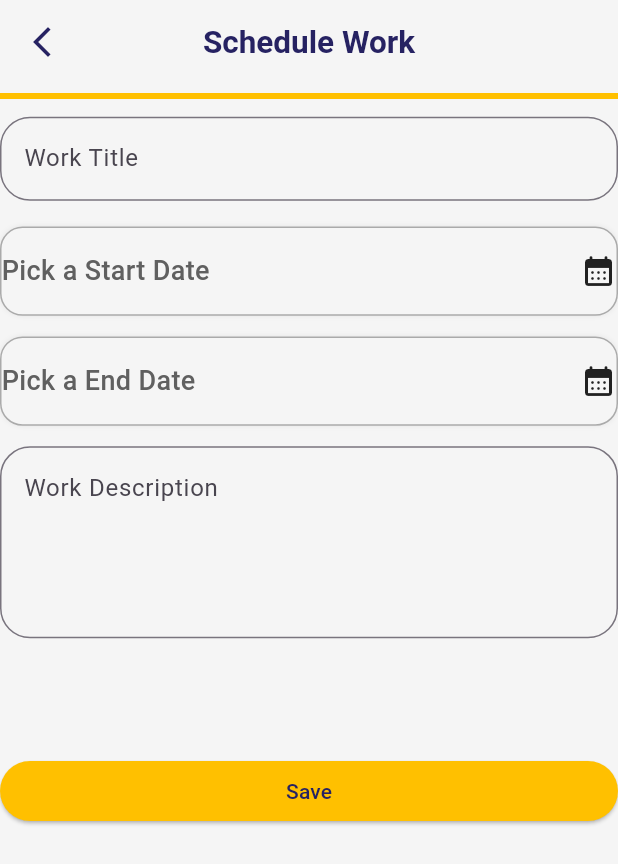
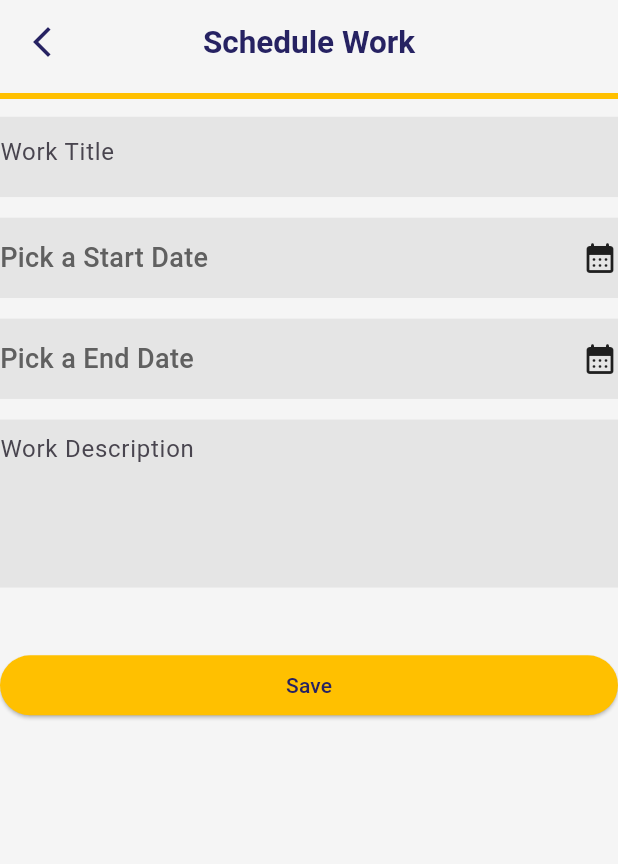
Before and after one commit to madhusudhan1557/construction_flutter, a Flutter app: the ScheduleWork screen opened directly with empty values, on a phone screen of 412 x 824 dp. Shown: the top 864 px of the screen. Run offline on Flutter 3.47's test engine with Material 2 defaults, Android fonts, the phone set to English and light mode, and no system bars; our stand-ins replace bloc, bot_toast, carousel_indicator, carousel_slider, cloud_firestore, dropdown_button2 and 7 more; missing offline and left inert: iconify_flutter; accounts and stored records are empty.

Commit message:
code fix

```diff
--- a/lib/presentation/screens/workinprogress/schedule_work.dart
+++ b/lib/presentation/screens/workinprogress/schedule_work.dart
@@ -54,21 +54,23 @@ class _ScheduleWorkState extends State<ScheduleWork> {
         body: Container(
           margin: EdgeInsets.only(top: padding.top * 0.4),
           padding: EdgeInsets.symmetric(
-            horizontal: padding.top * 0.4,
+            horizontal: padding.top * 0.6,
           ),
           child: Form(
             child: SingleChildScrollView(
               child: Column(
                 children: [
-                  SizedBox(
-                    height: size.height / 90 * 6.5,
+                  Container(
+                    padding: EdgeInsets.symmetric(
+                      horizontal: padding.top * 0.4,
+                    ),
+                    height: size.height / 90 * 5.85,
+                    color: AppColors.customWhite,
                     child: TextFormField(
                       controller: worktitle,
-                      decoration: InputDecoration(
+                      decoration: const InputDecoration(
                         hintText: "Work Title",
-                        border: OutlineInputBorder(
-                          borderRadius: BorderRadius.circular(20),
-                        ),
+                        border: InputBorder.none,
                       ),
                     ),
                   ),
@@ -103,18 +105,8 @@ class _ScheduleWorkState extends State<ScheduleWork> {
                       padding: EdgeInsets.symmetric(
                         horizontal: padding.top * 0.4,
                       ),
-                      height: size.height / 90 * 6.5,
-                      decoration: BoxDecoration(
-                          border: Border.all(
-                              color: AppColors.grey.withOpacity(0.5)),
-                          borderRadius: BorderRadius.circular(15),
-                          color: AppColors.white,
-                          boxShadow: [
-                            BoxShadow(
-                              color: AppColors.customWhite,
-                              blurRadius: 2.0,
-                            )
-                          ]),
+                      height: size.height / 90 * 5.85,
+                      color: AppColors.customWhite,
                       child: Row(
                         mainAxisAlignment: MainAxisAlignment.spaceBetween,
                         children: [
@@ -174,18 +166,8 @@ class _ScheduleWorkState extends State<ScheduleWork> {
                       padding: EdgeInsets.symmetric(
                         horizontal: padding.top * 0.4,
                       ),
-                      height: size.height / 90 * 6.5,
-                      decoration: BoxDecoration(
-                          border: Border.all(
-                              color: AppColors.grey.withOpacity(0.5)),
-                          borderRadius: BorderRadius.circular(15),
-                          color: AppColors.white,
-                          boxShadow: [
-                            BoxShadow(
-                              color: AppColors.customWhite,
-                              blurRadius: 2.0,
-                            )
-                          ]),
+                      color: AppColors.customWhite,
+                      height: size.height / 90 * 5.85,
                       child: Row(
                         mainAxisAlignment: MainAxisAlignment.spaceBetween,
                         children: [
@@ -216,17 +198,21 @@ class _ScheduleWorkState extends State<ScheduleWork> {
                   SizedBox(
                     height: size.height / 90 * 1.5,
                   ),
-                  TextFormField(
-                    maxLines: 4,
-                    decoration: InputDecoration(
-                      hintText: "Work Description",
-                      border: OutlineInputBorder(
-                        borderRadius: BorderRadius.circular(20),
+                  Container(
+                    padding: EdgeInsets.symmetric(
+                      horizontal: padding.top * 0.4,
+                    ),
+                    color: AppColors.customWhite,
+                    child: TextFormField(
+                      maxLines: 4,
+                      decoration: const InputDecoration(
+                        hintText: "Work Description",
+                        border: InputBorder.none,
                       ),
                     ),
                   ),
                   SizedBox(
-                    height: size.height / 90 * 8.5,
+                    height: size.height / 90 * 4.5,
                   ),
                   BlocConsumer<WorkinprogressBloc, WorkinprogressState>(
                     listener: (context, state) {
```
